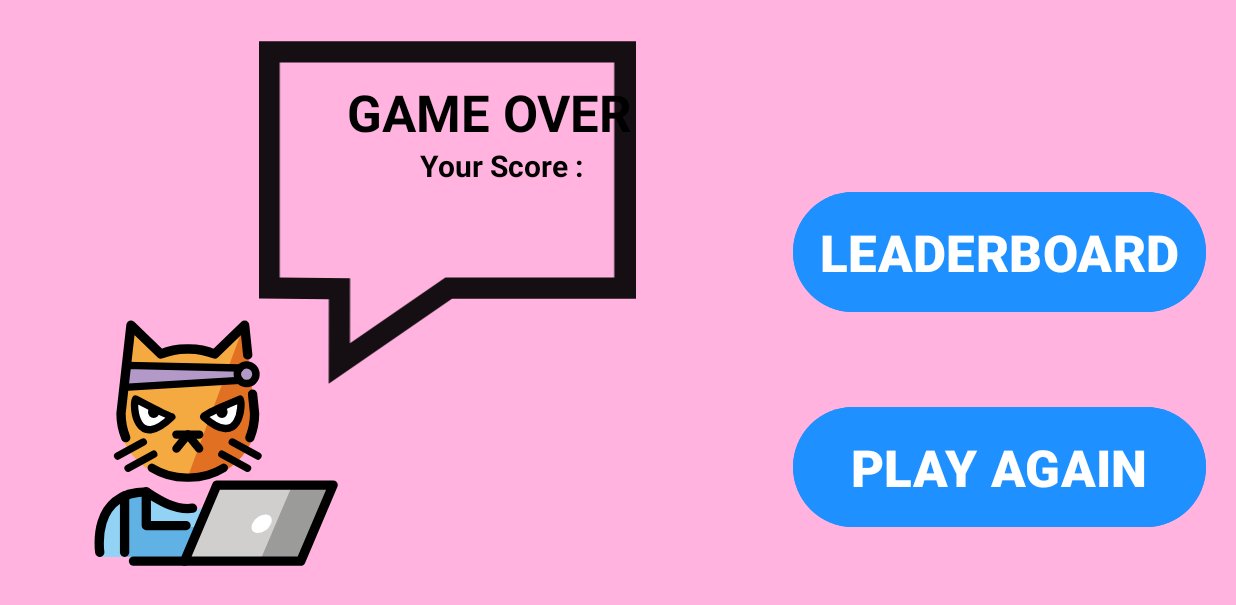
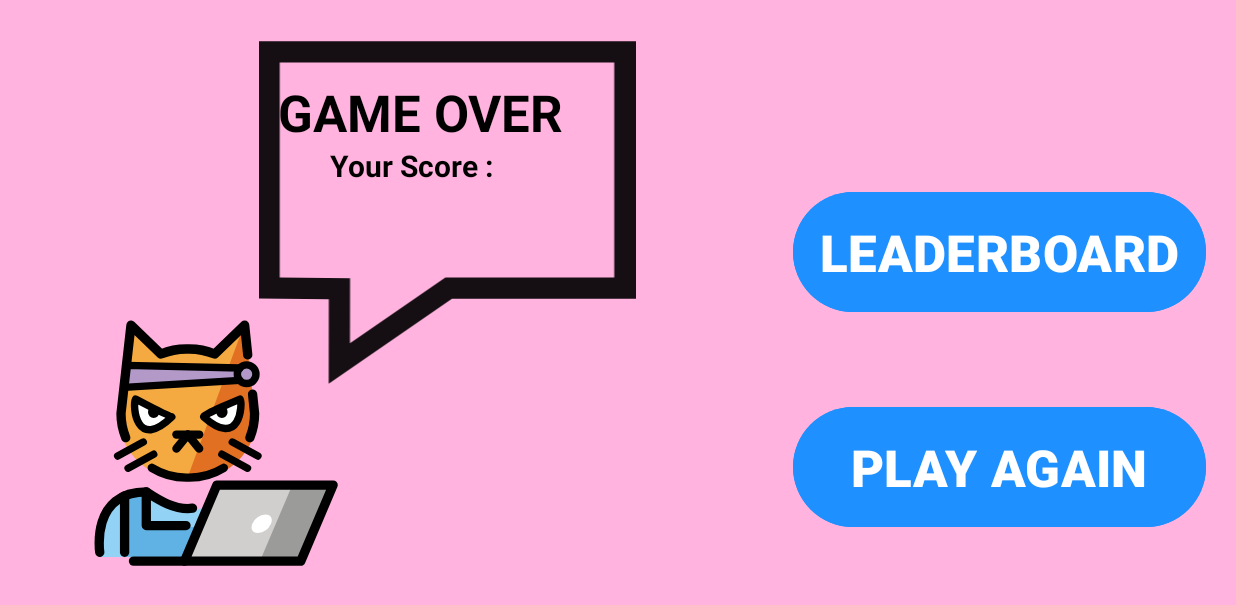
Before and after one commit to Roisin-M/MADFinalproject_Prototype1, an Android app: the screen it shows after launch (GameOver), on a phone screen of 824 x 412 dp (held sideways). Shown: the top 605 px of the screen. Run offline under Robolectric (Android 15) with nearby library versions, the phone set to English and light mode, and no system bars.

```diff
--- a/app/src/main/res/layout/activity_game_over.xml
+++ b/app/src/main/res/layout/activity_game_over.xml
@@ -51,7 +51,7 @@
         android:textStyle="bold"
         app:layout_constraintBottom_toBottomOf="parent"
         app:layout_constraintEnd_toEndOf="parent"
-        app:layout_constraintHorizontal_bias="0.365"
+        app:layout_constraintHorizontal_bias="0.293"
         app:layout_constraintStart_toStartOf="parent"
         app:layout_constraintTop_toTopOf="parent"
         app:layout_constraintVertical_bias="0.142" />
@@ -90,7 +90,7 @@
         android:textStyle="bold"
         app:layout_constraintBottom_toBottomOf="parent"
         app:layout_constraintEnd_toEndOf="parent"
-        app:layout_constraintHorizontal_bias="0.391"
+        app:layout_constraintHorizontal_bias="0.308"
         app:layout_constraintStart_toStartOf="parent"
         app:layout_constraintTop_toTopOf="parent"
         app:layout_constraintVertical_bias="0.252" />
@@ -105,7 +105,7 @@
         android:textStyle="bold"
         app:layout_constraintBottom_toBottomOf="parent"
         app:layout_constraintEnd_toEndOf="parent"
-        app:layout_constraintHorizontal_bias="0.399"
+        app:layout_constraintHorizontal_bias="0.338"
         app:layout_constraintStart_toStartOf="parent"
         app:layout_constraintTop_toTopOf="parent"
         app:layout_constraintVertical_bias="0.348" />
--- a/app/src/main/res/layout/activity_main.xml
+++ b/app/src/main/res/layout/activity_main.xml
@@ -55,7 +55,7 @@
         app:layout_constraintVertical_bias="0.382" />
 
     <Button
-        android:id="@+id/button"
+        android:id="@+id/btn_Play"
         android:layout_width="149dp"
         android:layout_height="71dp"
         android:backgroundTint="@color/blue"
```
Also changed, not shown: app/src/main/AndroidManifest.xml (+10 -10 lines), app/src/main/java/com/example/finalproject_prototype1/MainActivity.java (+15 -5 lines).
